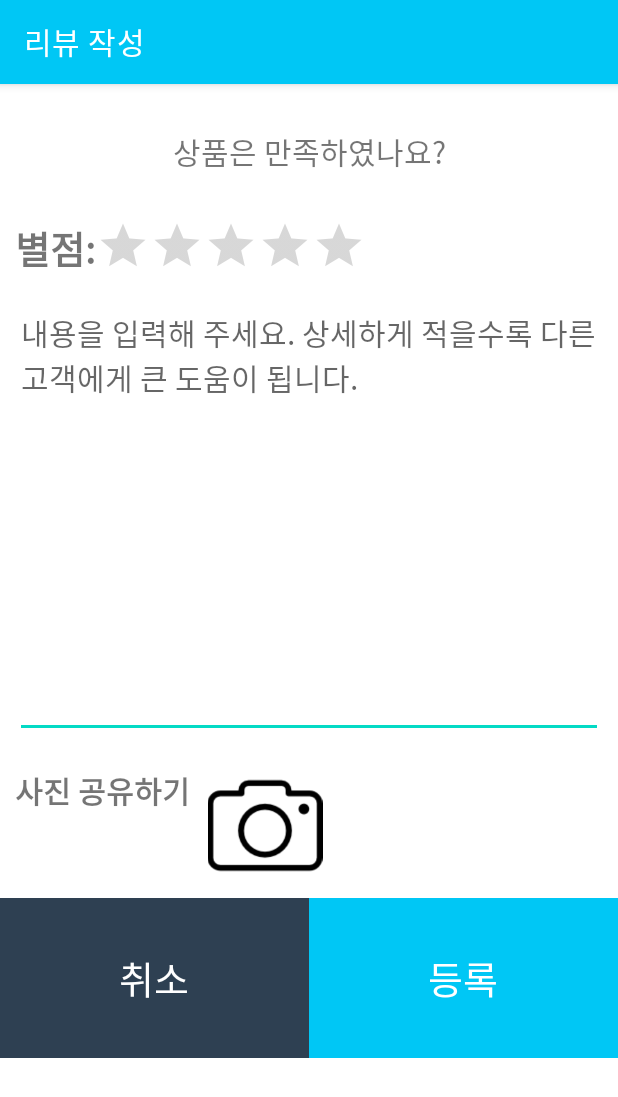
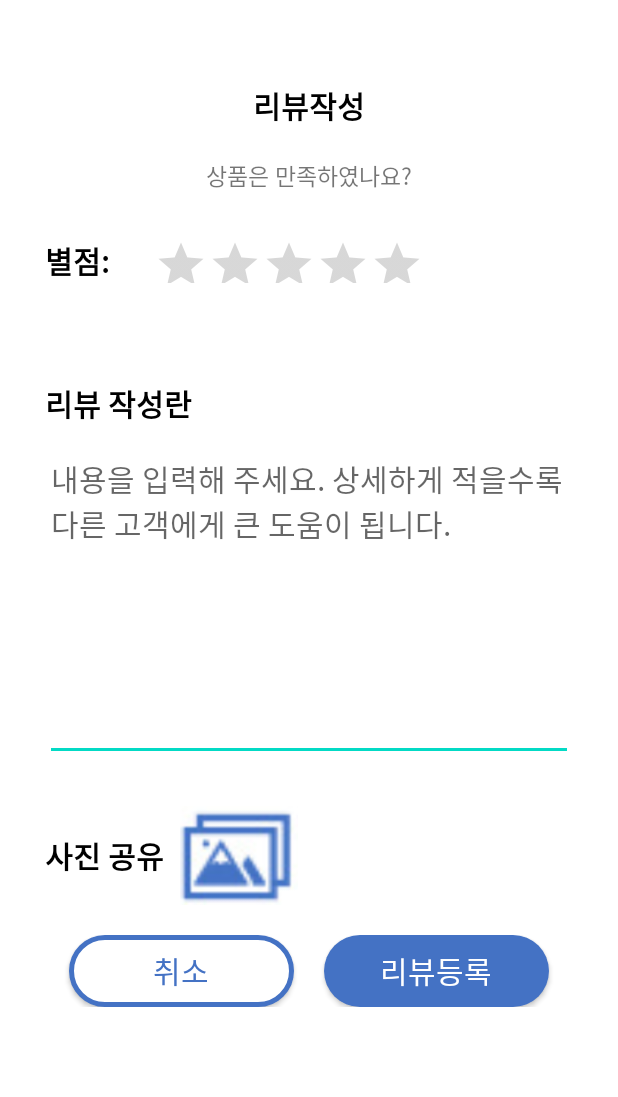
Before and after one commit to jangwonyoon/smart_laundryApp_android, an Android app: the user_write_review screen opened directly, with no data from a screen before it, on a phone screen of 412 x 824 dp. Shown: the top 1097 px of the screen. Run offline under Robolectric (Android 15) with nearby library versions, the light colour scheme and no system bars; our stand-ins replace Volley; pictures from the network do not load.

Commit message:
user_write_review ui modify, buttonshape add

```diff
--- /dev/null
+++ b/user/app/src/main/res/drawable/buttonshape3.xml
@@ -0,0 +1,22 @@
+<?xml version="1.0" encoding="utf-8"?>
+<selector xmlns:android="http://schemas.android.com/apk/res/android">
+    <item>
+        <shape android:shape="rectangle">
+            <padding
+                android:bottom="8dp"
+                android:left="8dp"
+                android:right="8dp"
+                android:top="8dp" />
+
+            <!-- 테두리 설정: 두께, 색상 -->
+            <stroke
+                android:width="3dp"
+                android:color="@color/blue" />
+
+            <corners android:radius="25dp"/>
+            <solid android:color="#FFFFFF"/>
+            <corners android:radius="25dp"/>
+            <solid android:color="#FFFFFF"/>
+        </shape>
+    </item>
+</selector>
--- a/user/app/src/main/res/layout/activity_user_write_review.xml
+++ b/user/app/src/main/res/layout/activity_user_write_review.xml
@@ -8,62 +8,32 @@
     tools:context=".user_write_review"
     android:weightSum="10"
     android:background="@color/white">
-
-<!--    <LinearLayout-->
-<!--        android:layout_weight="1.5"-->
-<!--        android:id="@+id/layout2_1"-->
-<!--        android:layout_width="match_parent"-->
-<!--        android:layout_height="0dp"-->
-<!--        android:orientation="vertical">-->
-
-<!--        <FrameLayout-->
-<!--            android:layout_width="match_parent"-->
-<!--            android:layout_height="wrap_content">-->
-
-<!--            <Button-->
-<!--                android:id="@+id/layout2_b1"-->
-<!--                android:layout_width="35dp"-->
-<!--                android:layout_height="35dp"-->
-<!--                android:layout_gravity="left"-->
-<!--                android:layout_marginLeft="10dp"-->
-<!--                android:layout_marginRight="10dp"-->
-<!--                android:layout_marginTop="10dp"-->
-<!--                android:layout_marginBottom="10dp"-->
-<!--                android:background="@drawable/arrow_back">-->
-
-<!--            </Button>-->
-
-<!--        </FrameLayout>-->
-<!--    </LinearLayout>-->
-
-    <com.google.android.material.appbar.AppBarLayout
+    <LinearLayout
+        android:layout_width="match_parent"
         android:layout_height="wrap_content"
-        android:layout_width="match_parent"
+        android:orientation="vertical"
         >
-        <com.google.android.material.appbar.MaterialToolbar
-            android:background="@color/mainColor"
+        <TextView
             android:layout_width="match_parent"
             android:layout_height="wrap_content"
-            style="@style/Widget.MaterialComponents.Toolbar.Primary"
-            app:title="리뷰 작성"
+            android:text="리뷰작성"
+            android:textAlignment="center"
+            android:textSize="20dp"
+            android:fontFamily="@font/nanum_gothic_bold"
+            android:textStyle="bold"
+            android:textColor="@color/black"
+            android:layout_marginTop="55dp"
             />
-
-    </com.google.android.material.appbar.AppBarLayout>
-
-    <LinearLayout
-        android:layout_width="match_parent"
-        android:layout_height="wrap_content">
-
         <TextView
             android:layout_width="match_parent"
             android:layout_height="wrap_content"
             android:text="상품은 만족하였나요?"
             android:textAlignment="center"
-            android:textSize="20dp"
-            android:layout_marginTop="30dp"
+            android:textSize="15dp"
+            android:fontFamily="@font/nanum_gothic_bold"
+            android:layout_marginTop="20dp"
             />
     </LinearLayout>
-
     <LinearLayout
         android:id="@+id/layout2_2"
         android:layout_below="@id/layout2_1"
@@ -71,64 +41,48 @@
         android:layout_marginTop="30dp"
         android:layout_height="0dp"
         android:layout_weight="0.7"
-        android:layout_marginLeft="10dp">
-
-
+        android:layout_margin="30dp"
+        >
         <TextView
             android:layout_width="wrap_content"
-            android:layout_height="wrap_content"
+            android:layout_height="30dp"
+            android:gravity="center"
+            android:fontFamily="@font/nanum_gothic_bold"
             android:text="별점:"
-            android:textSize="25dp"
-            android:textStyle="bold"/>
-
+            android:textColor="@color/black"
+            android:textSize="20dp"
+            android:textStyle="bold" />
         <RatingBar
             android:id="@+id/rating"
+            android:gravity="center"
             android:layout_width="wrap_content"
-            android:layout_height="wrap_content"
+            android:layout_height="30dp"
             android:numStars="5"
             android:isIndicator="false"
             android:stepSize="1"
             android:max="5"
-            style="?android:attr/ratingBarStyleIndicator"/>
-
+            style="?android:attr/ratingBarStyleIndicator"
+            android:layout_marginLeft="30dp"
+            />
     </LinearLayout>
-
-<!--    <LinearLayout-->
-<!--        android:layout_weight="0.5"-->
-<!--        android:id="@+id/layout2_3"-->
-<!--        android:layout_below="@+id/layout2_2"-->
-<!--        android:layout_width="match_parent"-->
-<!--        android:layout_height="0dp"-->
-<!--        android:layout_marginLeft="10dp"-->
-<!--        android:orientation="horizontal">-->
-
-
-<!--        <TextView-->
-<!--            android:layout_width="wrap_content"-->
-<!--            android:layout_height="wrap_content"-->
-<!--            android:text="ID: "-->
-<!--            android:textStyle="bold"-->
-<!--            android:textSize="20dp" />-->
-
-<!--        <TextView-->
-<!--            android:id="@+id/user_id"-->
-<!--            android:layout_width="wrap_content"-->
-<!--            android:layout_height="wrap_content"-->
-<!--            android:textSize="20dp"-->
-<!--            android:text=""/>-->
-
-
-<!--    </LinearLayout>-->
-
     <LinearLayout
         android:layout_weight="5"
         android:id="@+id/layout2_4"
         android:layout_below="@id/layout2_3"
         android:layout_width="match_parent"
         android:layout_height="0dp"
-        android:layout_margin="10dp">
-
-
+        android:layout_margin="30dp"
+        android:orientation="vertical"
+        >
+        <TextView
+            android:layout_width="wrap_content"
+            android:layout_height="wrap_content"
+            android:text="리뷰 작성란"
+            android:textSize="20dp"
+            android:textStyle="bold"
+            android:textColor="@color/black"
+            android:fontFamily="@font/nanum_gothic_bold"
+            />
         <EditText
             android:id="@+id/content"
             android:layout_width="match_parent"
@@ -136,93 +90,60 @@
             android:gravity="start"
             android:hint="내용을 입력해 주세요. 상세하게 적을수록 다른 고객에게 큰 도움이 됩니다."
             android:text=""
-            android:textSize="20dp" />
-
+            android:textSize="20dp"
+            android:layout_marginTop="10dp"
+            />
     </LinearLayout>
-
     <LinearLayout
         android:id="@+id/layout2_5"
         android:layout_weight="1.3"
         android:layout_below="@+id/layout2_4"
         android:layout_width="match_parent"
         android:layout_height="0dp"
-        android:layout_margin="10dp">
-
+        android:layout_marginLeft="30dp">
         <TextView
             android:layout_width="wrap_content"
             android:layout_height="wrap_content"
-            android:text="사진 공유하기"
+            android:layout_gravity="center"
+            android:text="사진 공유"
             android:textSize="20dp"
-            android:textStyle="bold"/>
-
-        <ImageView android:id="@+id/image1"
+            android:textStyle="bold"
+            android:textColor="@color/black"
+            android:fontFamily="@font/nanum_gothic_bold"
+            />
+        <ImageView
+            android:id="@+id/image1"
             android:layout_width="100dp"
             android:layout_height="wrap_content"
-            android:src="@drawable/camera"
+            android:src="@drawable/picture1"
             />
-
     </LinearLayout>
-
-<!--    <LinearLayout-->
-<!--        android:id="@+id/layout2_6"-->
-<!--        android:layout_weight="1"-->
-<!--        android:layout_below="@+id/layout2_5"-->
-<!--        android:layout_width="match_parent"-->
-<!--        android:layout_height="0dp"-->
-<!--        android:layout_margin="20dp"-->
-<!--        android:gravity="center">-->
-
-<!--        <Button-->
-<!--            android:id="@+id/cancel"-->
-<!--            android:layout_width="wrap_content"-->
-<!--            android:layout_height="wrap_content"-->
-<!--            android:text="취소"-->
-<!--            android:textSize="25dp"-->
-<!--            android:background="@color/mainColor"-->
-<!--            />-->
-
-<!--        <Button-->
-<!--            android:id="@+id/write"-->
-<!--            android:layout_width="wrap_content"-->
-<!--            android:layout_height="wrap_content"-->
-<!--            android:text="등록"-->
-<!--            android:textSize="25dp"-->
-<!--            android:background="@color/mainColor"-->
-<!--            />-->
-<!--    </LinearLayout>-->
-
     <LinearLayout
         android:layout_width="match_parent"
         android:layout_height="wrap_content"
-        android:layout_weight="1"
-        android:weightSum="1"
+        android:layout_marginTop="20dp"
+        android:gravity="center"
         >
 
         <Button
-            android:layout_width="wrap_content"
-            android:layout_height="match_parent"
+            android:layout_width="150dp"
+            android:layout_height="wrap_content"
+            android:background="@drawable/buttonshape3"
+            android:fontFamily="@font/nanum_gothic_bold"
             android:text="취소"
-            android:textSize="25dp"
-            android:layout_weight="0.5"
-            android:fontFamily="@font/medium"
-            android:textColor="@color/white"
-            android:background="@color/subColor"
-            />
+            android:textColor="@color/blue"
+            android:textSize="20dp" />
 
         <Button
             android:id="@+id/write"
-            android:layout_width="wrap_content"
-            android:layout_height="match_parent"
-            android:layout_weight="0.5"
-            android:fontFamily="@font/medium"
-            android:text="등록"
+            android:layout_width="150dp"
+            android:layout_height="wrap_content"
+            android:fontFamily="@font/nanum_gothic_bold"
+            android:text="리뷰등록"
             android:textColor="@color/white"
-            android:background="@color/mainColor"
-            android:textSize="25dp" />
+            android:background="@drawable/buttonshape"
+            android:textSize="20dp"
+            android:layout_marginLeft="20dp"
+            />
     </LinearLayout>
-
 </LinearLayout>
-
-<!--    /* 취소 버튼 변수 작성 요망
-        취소 버튼 눌렀을시 전 페이지로 리다이렉트
-*/-->
```
Also changed, not shown: user/app/src/main/res/drawable-v24/picture1.png (added).
